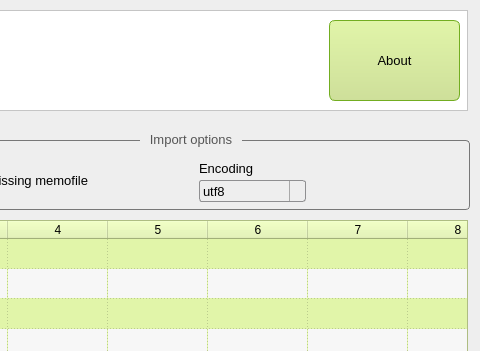
Qt form View/UI/FrmPrincipal.ui (cleberjsantos/satiedbf) before a commit; both pictures show x 321 to 801 and y 0 to 351 of the 801 by 592 pixel window.
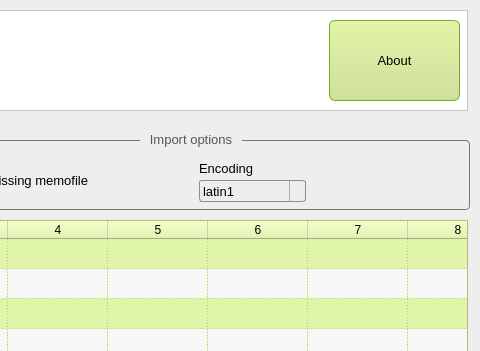
The same form after that commit. Icons and pictures are not drawn.

What changed in the file:
```diff
--- a/View/UI/FrmPrincipal.ui
+++ b/View/UI/FrmPrincipal.ui
@@ -407,7 +407,7 @@
      </property>
      <item>
       <property name="text">
-       <string notr="true">utf8</string>
+       <string notr="true">latin1</string>
       </property>
      </item>
      <item>
```
Left out of the diff: 2 changed lines with no effect on the pictures.
